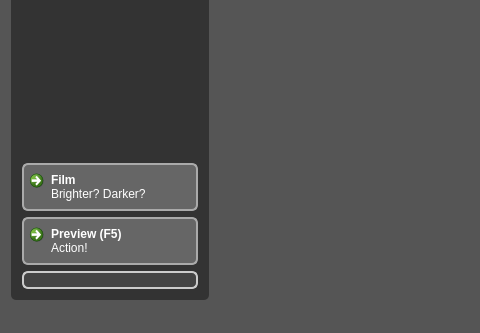
The window that src/qt-frontend/CosyGui/mainwindow.ui (phresnel/picogen) describes before a commit, drawn with Qt 5; both pictures show x 0 to 480 and y 283 to 616 of the 696 by 616 pixel window.
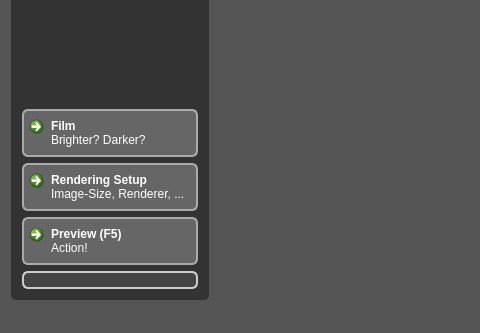
The same window after the commit. Icons and pictures are not drawn. Custom widgets are drawn as their Qt base class.

Commit message: new forms for render settings (mockup only)

Diff of the .ui file:
```diff
--- a/src/qt-frontend/CosyGui/mainwindow.ui
+++ b/src/qt-frontend/CosyGui/mainwindow.ui
@@ -501,6 +501,41 @@
          </property>
         </widget>
        </item>
+       <item>
+        <widget class="QCommandLinkButton" name="renderingSetupCommandLink">
+         <property name="sizePolicy">
+          <sizepolicy hsizetype="Preferred" vsizetype="Preferred">
+           <horstretch>0</horstretch>
+           <verstretch>0</verstretch>
+          </sizepolicy>
+         </property>
+         <property name="maximumSize">
+          <size>
+           <width>16777215</width>
+           <height>16777215</height>
+          </size>
+         </property>
+         <property name="text">
+          <string>Rendering Setup</string>
+         </property>
+         <property name="icon">
+          <iconset resource="resources.qrc">
+           <normaloff>:/toplevel-navigation/resources/oxygen_gpl_screen.png</normaloff>:/toplevel-navigation/resources/oxygen_gpl_screen.png</iconset>
+         </property>
+         <property name="iconSize">
+          <size>
+           <width>40</width>
+           <height>48</height>
+          </size>
+         </property>
+         <property name="checkable">
+          <bool>true</bool>
+         </property>
+         <property name="description">
+          <string>Image-Size, Renderer, ...</string>
+         </property>
+        </widget>
+       </item>
        <item>
         <widget class="QCommandLinkButton" name="renderCommandLink">
          <property name="sizePolicy">
@@ -644,6 +679,12 @@
    <header>navigationwindow.hh</header>
    <container>1</container>
   </customwidget>
+  <customwidget>
+   <class>TwinRenderSettings</class>
+   <extends>QWidget</extends>
+   <header>twinrendersettings.hh</header>
+   <container>1</container>
+  </customwidget>
  </customwidgets>
  <resources>
   <include location="resources.qrc"/>
```
Left out of the diff: 5 changed lines with no effect on the pictures. The commit also changes 6 other files.
